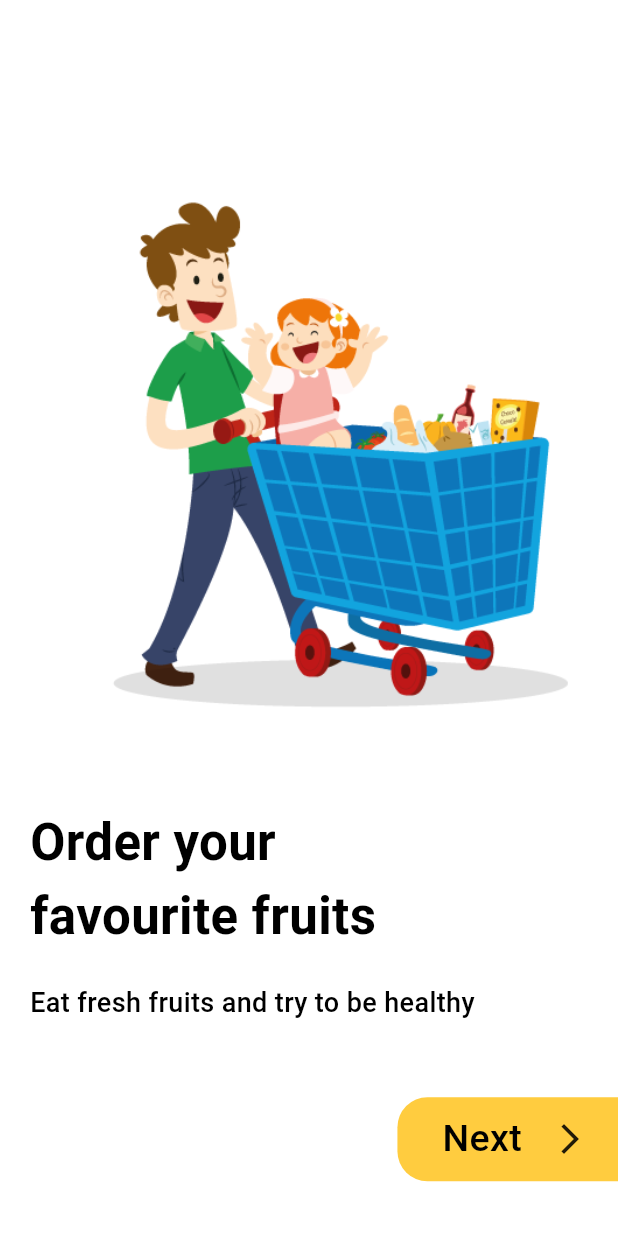
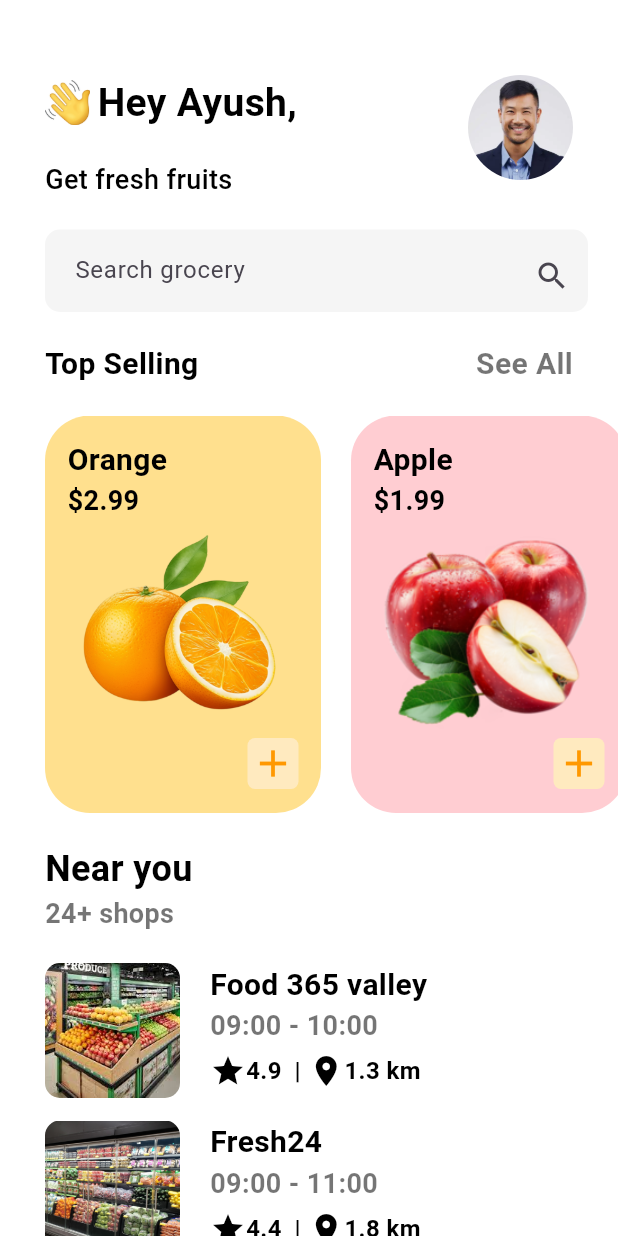
Before and after one commit to Dany1211/Grocery-App, a Flutter app: the screen it shows after launch, on a phone screen of 412 x 824 dp. Run offline on Flutter 3.47's test engine with Material 3 defaults, Android fonts, the phone set to English and light mode, and no system bars.

Commit message:
added home page and assests

```diff
--- a/lib/main.dart
+++ b/lib/main.dart
@@ -12,7 +12,7 @@ class MyApp extends StatelessWidget {
   @override
   Widget build(BuildContext context) {
     return const MaterialApp(
-      home:Landing(),
+      home:Home(),
     );
   }
 }
--- /dev/null
+++ b/lib/pages/home.dart
@@ -0,0 +1,235 @@
+import 'package:flutter/material.dart';
+
+class Home extends StatefulWidget {
+  const Home({super.key});
+
+  @override
+  State<Home> createState() => _HomeState();
+}
+
+class _HomeState extends State<Home> {
+  @override
+  Widget build(BuildContext context) {
+    return Scaffold(
+      backgroundColor: Colors.white,
+      body: SingleChildScrollView(
+        child: Container(
+          padding: EdgeInsets.only(top:50,left: 30,bottom: 30),
+          child: Column(
+           crossAxisAlignment: CrossAxisAlignment.start,
+            children: [
+              Row(
+                crossAxisAlignment: CrossAxisAlignment.start,
+            mainAxisAlignment: MainAxisAlignment.spaceBetween,
+                children: [
+                  Column(
+                    crossAxisAlignment: CrossAxisAlignment.start,
+                    children: [
+
+                      Row(
+                        children: [
+                          Image.asset("images/wave.png",height: 30,width: 30,fit: BoxFit.cover,),
+                          SizedBox(width: 5,),
+                          Text("Hey Ayush,",style: TextStyle(color: Colors.black,fontSize: 26.0,fontWeight: FontWeight.bold),),
+                        ],
+                      ),
+                      SizedBox(height: 20.0,),
+                        Text("Get fresh fruits",style: TextStyle(color: Colors.black,fontSize: 18,fontWeight: FontWeight.w500),),
+                    ],
+                  ),
+                  Padding(
+                    padding: const EdgeInsets.only(right: 30),
+                    child: ClipRRect
+                    (
+                      borderRadius: BorderRadius.circular(40),
+                      child: Image.asset("images/ayush.png",height: 70,width:70,fit: BoxFit.cover,)),
+                  )
+
+                ],
+              ),
+              SizedBox(height: 20.0,),
+              Container(
+
+                padding: EdgeInsets.only(left: 20.0,top: 7.0,),
+                margin: EdgeInsets.only(right: 20),
+                width: MediaQuery.of(context).size.width,
+                decoration: BoxDecoration(
+                  borderRadius: BorderRadius.circular(10.0),
+                  color: Color(0xfff5f5f5),
+                  ),
+                  child: TextField(
+                       decoration: InputDecoration(border: InputBorder.none,hintText: "Search grocery",suffixIcon: Icon(Icons.search_outlined)),
+                  ),
+                ),
+                SizedBox(height: 20,),
+              Row(
+                mainAxisAlignment: MainAxisAlignment.spaceBetween,
+                children: [
+                 Text("Top Selling",style: TextStyle(color: Colors.black,fontSize: 20.0,fontWeight: FontWeight.bold),),
+                 Padding(
+                   padding: const EdgeInsets.only(right: 30.0),
+                   child: Text("See All",style: TextStyle(color: Colors.black54,fontSize: 20.0,fontWeight: FontWeight.bold),),
+                 ),
+              ],),
+              SizedBox(height: 20,),
+              Container(
+                height: 265,
+                child: ListView(
+                  scrollDirection: Axis.horizontal,
+                  children: [
+                      Container(
+                        padding: EdgeInsets.only(left:15,top: 15,right: 15,bottom: 15
+                        ),
+                        decoration: BoxDecoration(color: Color(0xffffe08e),borderRadius: BorderRadius.circular(30)),
+                        child: Column(
+                          crossAxisAlignment: CrossAxisAlignment.start,
+                          children: [
+                              Text("Orange",style: TextStyle(color: Colors.black,fontSize: 20.0,fontWeight: FontWeight.bold),),
+                               Text("\$2.99",style: TextStyle(color: Colors.black,fontSize: 18.0,fontWeight: FontWeight.bold),),
+                             Center(child: Image.asset("images/orange.png",height: 145,width: 150,fit: BoxFit.cover,)),
+                             Row(
+                              children:[
+                              Container(
+                                padding: EdgeInsets.all(2),
+                                decoration: BoxDecoration(color: Color(0xffffeabf),borderRadius: BorderRadius.circular(5)),
+
+                                margin: EdgeInsets.only(left: 120),
+                                child: Icon(Icons.add,color: Colors.orange,size: 30,weight: 80,),
+                              ),
+
+                              ],
+                             )
+
+                          ],
+                        ),
+
+                      ),
+                      SizedBox(width: 20.0,),
+
+                      // Apple starts here
+                       Container(
+                        padding: EdgeInsets.only(left:15,top: 15,right: 15,bottom: 15
+                        ),
+                        decoration: BoxDecoration(color: Colors.red.shade100,borderRadius: BorderRadius.circular(30)),
+                        child: Column(
+                          crossAxisAlignment: CrossAxisAlignment.start,
+                          children: [
+                              Text("Apple",style: TextStyle(color: Colors.black,fontSize: 20.0,fontWeight: FontWeight.bold),),
+                               Text("\$1.99",style: TextStyle(color: Colors.black,fontSize: 18.0,fontWeight: FontWeight.bold),),
+                             Center(child: Image.asset("images/apple.png",height: 145,width: 150,fit: BoxFit.cover,)),
+                             Row(
+                              children:[
+                              Container(
+                                padding: EdgeInsets.all(2),
+                                decoration: BoxDecoration(color: Color(0xffffeabf),borderRadius: BorderRadius.circular(5)),
+
+                                margin: EdgeInsets.only(left: 120),
+                                child: Icon(Icons.add,color: Colors.orange,size: 30,weight: 80,),
+                              ),
+
+                              ],
+                             )
+
+                          ],
+                        ),
+
+                      )
+
+                  ],
+                ),
+                 ),
+                 SizedBox(height:20 ,),
+                   Text("Near you",style: TextStyle(color: Colors.black,fontSize: 24.0,fontWeight: FontWeight.bold),),
+                   Text("24+ shops",style: TextStyle(color: Colors.black54,fontSize: 18.0,fontWeight: FontWeight.bold),),
+                   SizedBox(height: 20,),
+                    // shops goe here
+                   Row(
+                    crossAxisAlignment: CrossAxisAlignment.start,
+                    children: [
+                      ClipRRect(
+                        borderRadius: BorderRadius.circular(10),
+                        child: Image.asset("images/shop1.jpg",height: 90,width: 90,fit: BoxFit.cover,)),
+                        SizedBox(width: 20,),
+                        Column(
+                          crossAxisAlignment: CrossAxisAlignment.start,
+                          children: [
+                            Text("Food 365 valley",style: TextStyle(color: Colors.black,fontSize: 20.0,fontWeight: FontWeight.bold),),
+                             Text("09:00 - 10:00",style: TextStyle(color: Colors.black54,fontSize: 18.0,fontWeight: FontWeight.bold),),
+                           SizedBox(height: 5.0,),
+                            Row(
+                              children: [
+                                  Icon(Icons.star,color: Colors.black,),
+                                  Text("4.9  |",style: TextStyle(color: Colors.black,fontSize: 16.0,fontWeight: FontWeight.bold),),
+                                  SizedBox(width: 5,),
+                                 Icon(Icons.location_on,color: Colors.black,),
+                                 Text("1.3 km",style: TextStyle(color: Colors.black,fontSize: 16.0,fontWeight: FontWeight.bold),),
+                              ],
+                            )
+                          ],
+                        )
+                    ],
+                   ),
+                    SizedBox(height: 15.0,),
+                    // 2nd shop
+                   Row(
+                    crossAxisAlignment: CrossAxisAlignment.start,
+                    children: [
+                      ClipRRect(
+                        borderRadius: BorderRadius.circular(10),
+                        child: Image.asset("images/shop2.jpg",height: 90,width: 90,fit: BoxFit.cover,)),
+                        SizedBox(width: 20,),
+                        Column(
+                          crossAxisAlignment: CrossAxisAlignment.start,
+                          children: [
+                            Text("Fresh24 ",style: TextStyle(color: Colors.black,fontSize: 20.0,fontWeight: FontWeight.bold),),
+                             Text("09:00 - 11:00",style: TextStyle(color: Colors.black54,fontSize: 18.0,fontWeight: FontWeight.bold),),
+                           SizedBox(height: 5.0,),
+                            Row(
+                              children: [
+                                  Icon(Icons.star,color: Colors.black,),
+                                  Text("4.4  |",style: TextStyle(color: Colors.black,fontSize: 16.0,fontWeight: FontWeight.bold),),
+                                  SizedBox(width: 5,),
+                                 Icon(Icons.location_on,color: Colors.black,),
+                                 Text("1.8 km",style: TextStyle(color: Colors.black,fontSize: 16.0,fontWeight: FontWeight.bold),),
+                              ],
+                            )
+                          ],
+                        )
+                    ],
+                   ),
+                     SizedBox(height: 15.0,),
+                    // 3rd shop
+                   Row(
+                    crossAxisAlignment: CrossAxisAlignment.start,
+                    children: [
+                      ClipRRect(
+                        borderRadius: BorderRadius.circular(10),
+                        child: Image.asset("images/shop3.jpg",height: 90,width: 90,fit: BoxFit.cover,)),
+                        SizedBox(width: 20,),
+                        Column(
+                          crossAxisAlignment: CrossAxisAlignment.start,
+                          children: [
+                            Text("Super Store ",style: TextStyle(color: Colors.black,fontSize: 20.0,fontWeight: FontWeight.bold),),
+                             Text("09:00 - 11:00",style: TextStyle(color: Colors.black54,fontSize: 18.0,fontWeight: FontWeight.bold),),
+                           SizedBox(height: 5.0,),
+                            Row(
+                              children: [
+                                  Icon(Icons.star,color: Colors.black,),
+                                  Text("4.3  |",style: TextStyle(color: Colors.black,fontSize: 16.0,fontWeight: FontWeight.bold),),
+                                  SizedBox(width: 5,),
+                                 Icon(Icons.location_on,color: Colors.black,),
+                                 Text("2.2 km",style: TextStyle(color: Colors.black,fontSize: 16.0,fontWeight: FontWeight.bold),),
+                              ],
+                            )
+                          ],
+                        )
+                    ],
+                   )
+
+            ],
+          ),
+        ),
+      ),
+    );
+  }
+}
```
Also changed, not shown: images/apple.png (added), images/orange.png (added), images/shop1.jpg (added), images/shop2.jpg (added), images/shop3.jpg (added).
